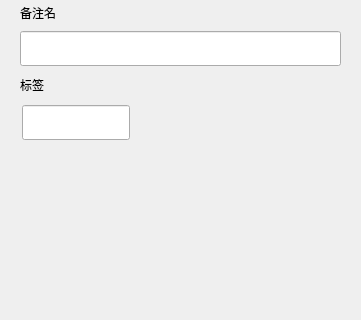
xiegd/chat, file client/llfcchat/applyfriend.ui: the form before one commit; both pictures show x 0 to 361 and y 132 to 452 of the 361 by 621 pixel window.
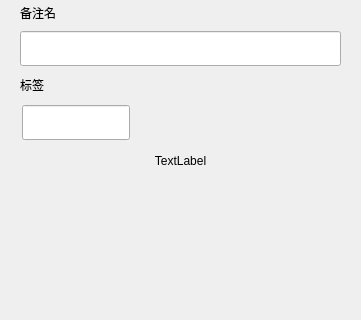
The form after the commit. Custom widgets are drawn as their Qt base class.

Patch:
```diff
--- a/client/llfcchat/applyfriend.ui
+++ b/client/llfcchat/applyfriend.ui
@@ -220,6 +220,18 @@
              <height>35</height>
             </size>
            </property>
+           <layout class="QVBoxLayout" name="verticalLayout_5">
+            <item>
+             <widget class="ClickedOnceLabel" name="tip_lb">
+              <property name="text">
+               <string>TextLabel</string>
+              </property>
+              <property name="alignment">
+               <set>Qt::AlignCenter</set>
+              </property>
+             </widget>
+            </item>
+           </layout>
           </widget>
          </item>
         </layout>
```
